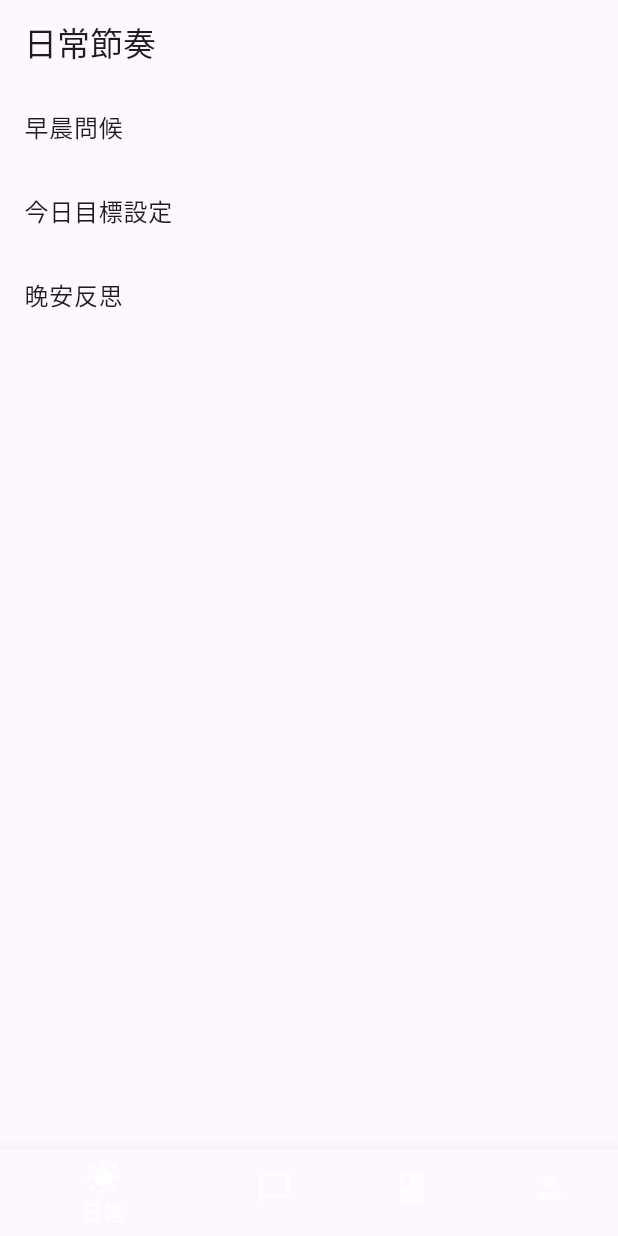
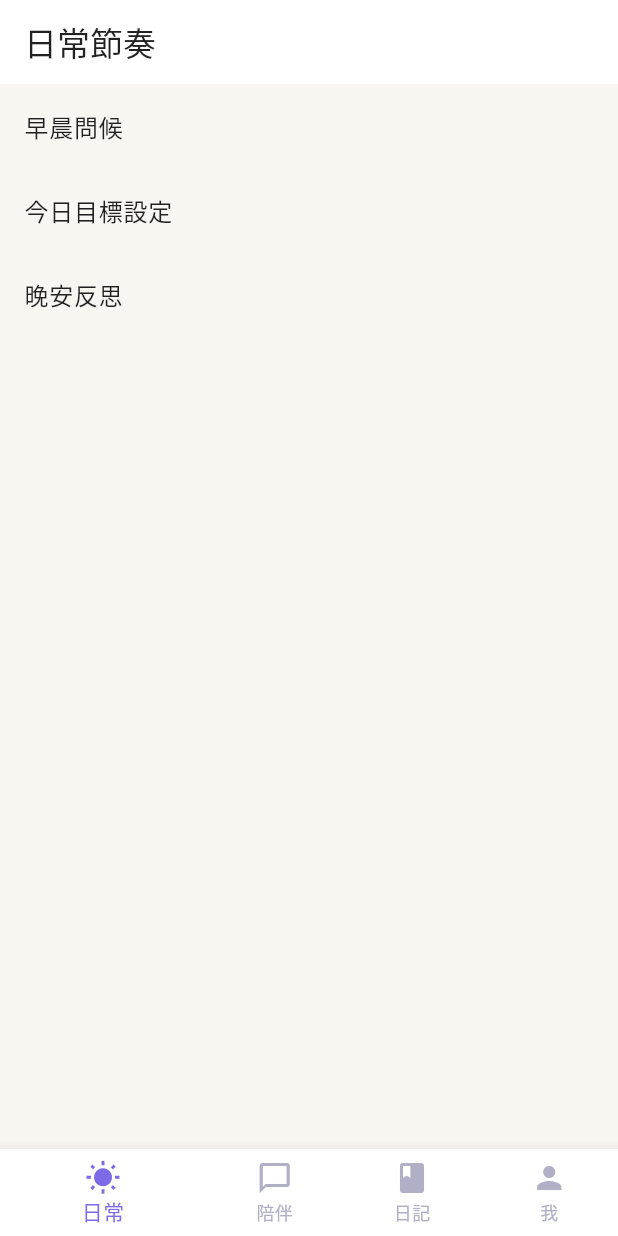
Before and after one commit to kyoangel/Daylight, a Flutter app: the screen it shows after launch, on a phone screen of 412 x 824 dp. Run offline on Flutter 3.47's test engine with Material 3 defaults, Android fonts, the phone set to English and light mode, and no system bars; our stand-ins replace flutter_riverpod.

Commit message:
change color to viewable

```diff
--- a/lib/app/app.dart
+++ b/lib/app/app.dart
@@ -14,8 +14,29 @@ class DaylightApp extends StatelessWidget {
     return MaterialApp(
       title: '一日之光',
       theme: ThemeData(
-        colorScheme: ColorScheme.fromSeed(seedColor: Colors.deepPurple),
+        colorScheme: ColorScheme(
+          brightness: Brightness.light,
+          primary: const Color(0xFF7C6AE6), // 柔和紫
+          onPrimary: Colors.white,
+          secondary: const Color(0xFFF6C7B6), // 溫暖米杏
+          onSecondary: Colors.black87,
+          error: Colors.red.shade400,
+          onError: Colors.white,
+          background: const Color(0xFFF8F6F1), // 米白
+          onBackground: Colors.black87,
+          surface: Colors.white,
+          onSurface: Colors.black87,
+        ),
+        scaffoldBackgroundColor: const Color(0xFFF8F6F1),
         useMaterial3: true,
+        bottomNavigationBarTheme: const BottomNavigationBarThemeData(
+          backgroundColor: Color(0xFFEDE7F6), // 淡紫灰
+          selectedItemColor: Color(0xFF7C6AE6),
+          unselectedItemColor: Color(0xFFB0AFC6),
+          selectedIconTheme: IconThemeData(color: Color(0xFF7C6AE6)),
+          unselectedIconTheme: IconThemeData(color: Color(0xFFB0AFC6)),
+          showUnselectedLabels: true,
+        ),
       ),
       home: const MainNavigation(),
       routes: {
@@ -57,9 +78,6 @@ class _MainNavigationState extends State<MainNavigation> {
             _currentIndex = index;
           });
         },
-        backgroundColor: Colors.black,
-        selectedItemColor: Colors.white,
-        unselectedItemColor: Colors.white70,
         items: const [
           BottomNavigationBarItem(icon: Icon(Icons.wb_sunny), label: '日常'),
           BottomNavigationBarItem(icon: Icon(Icons.chat_bubble_outline), label: '陪伴'),
```
